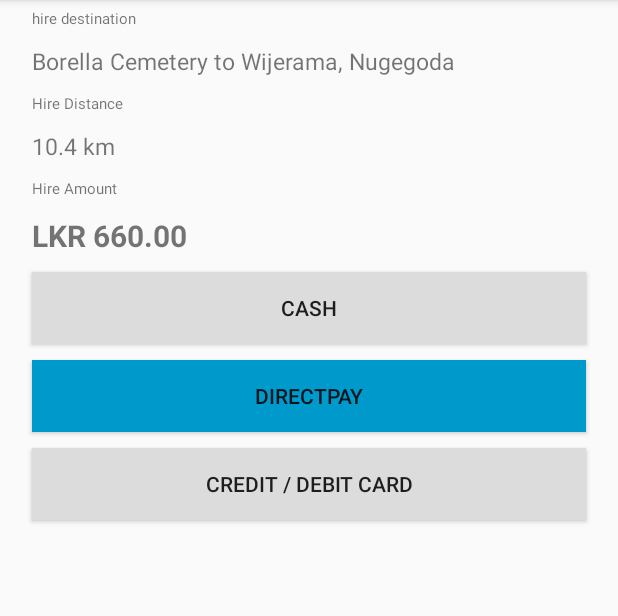
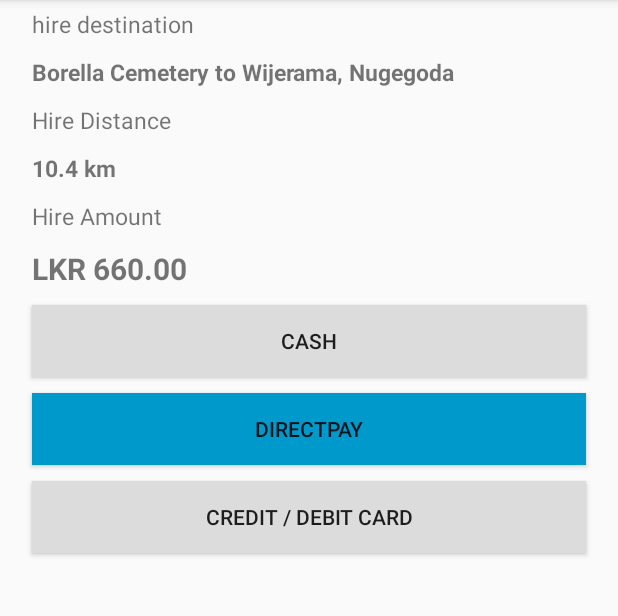
Before and after one commit to supun19/Taxi, an Android app: the Payment screen opened directly, with no data from a screen before it, on a phone screen of 412 x 824 dp, the part 84-700 px from its top. Run offline under Robolectric (Android 15) with nearby library versions, the phone set to English and light mode, and no system bars.

Commit message:
Taxi merchant

```diff
--- a/app/src/main/java/com/example/supun/taxi/DirectPay.java
+++ b/app/src/main/java/com/example/supun/taxi/DirectPay.java
@@ -26,8 +26,8 @@ public class DirectPay extends AppCompatActivity {
         if (getSupportActionBar() != null){
             getSupportActionBar().setDisplayHomeAsUpEnabled(true);
             getSupportActionBar().setDisplayShowHomeEnabled(true);
-            String code = "f46b8bd6-4eb3-4bd9-9f4a-a827c78a2610 660.00 main nsb pickme;1549f642-3a50-49a0-8f57-31b2ab94841e $ pickme boc";
-            Bitmap myBitmap = QRCode.from("").withSize(400,400).bitmap();
+            String code = "bdd60d0c-e7cf-48cb-be0f-73a3712741c2 660.00 main nsb pickme;1549f642-3a50-49a0-8f57-31b2ab94841e $ pickme boc";
+            Bitmap myBitmap = QRCode.from(code).withSize(400,400).bitmap();
             ImageView myImage = (ImageView) findViewById(R.id.imageView2);
             myImage.setImageBitmap(myBitmap);
         }
--- a/app/src/main/java/com/example/supun/taxi/MapsActivity.java
+++ b/app/src/main/java/com/example/supun/taxi/MapsActivity.java
@@ -71,8 +71,8 @@ public class MapsActivity extends AppCompatActivity implements OnMapReadyCallbac
         mMap = googleMap;
 
         // Add a marker in Sydney and move the camera
-        LatLng sydney = new LatLng(-34, 151);
-        mMap.addMarker(new MarkerOptions().position(sydney).title("Marker in Sydney"));
+        LatLng sydney = new LatLng(7.8731, 80.7718);
+        mMap.addMarker(new MarkerOptions().position(sydney).title("Sri Lanka"));
         mMap.moveCamera(CameraUpdateFactory.newLatLng(sydney));
     }
 
--- a/app/src/main/res/layout/content_payment.xml
+++ b/app/src/main/res/layout/content_payment.xml
@@ -11,33 +11,35 @@
         android:text="hire destination"
         android:layout_marginTop="40dp"
         android:padding="5dp"
-        android:textSize="10dp"/>
+        android:textSize="15dp"/>
     <TextView
         android:layout_width="match_parent"
         android:layout_height="wrap_content"
         android:text="Borella Cemetery to Wijerama, Nugegoda"
         android:padding="5dp"
-        android:textSize="15dp"/>
+        android:textSize="15dp"
+        android:textStyle="bold"/>
 
     <TextView
         android:layout_width="match_parent"
         android:layout_height="wrap_content"
         android:text="Hire Distance"
         android:padding="5dp"
-        android:textSize="10dp"/>
+        android:textSize="15dp"/>
     <TextView
         android:layout_width="match_parent"
         android:layout_height="wrap_content"
         android:text="10.4 km"
         android:padding="5dp"
-        android:textSize="15dp"/>
+        android:textSize="15dp"
+        android:textStyle="bold"/>
 
     <TextView
         android:layout_width="match_parent"
         android:layout_height="wrap_content"
         android:text="Hire Amount"
         android:padding="5dp"
-        android:textSize="10dp"/>
+        android:textSize="15dp"/>
 
     <TextView
         android:layout_width="match_parent"
```
Also changed, not shown: app/src/main/res/layout/content_direct_pay.xml (+8 -8 lines).
